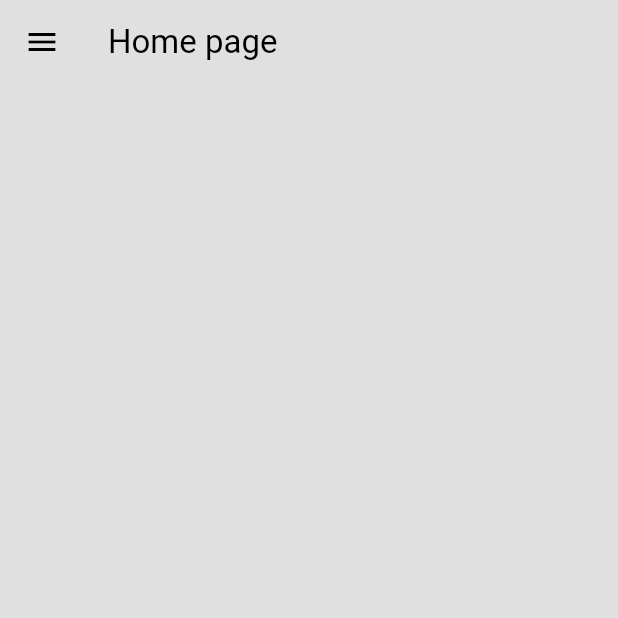
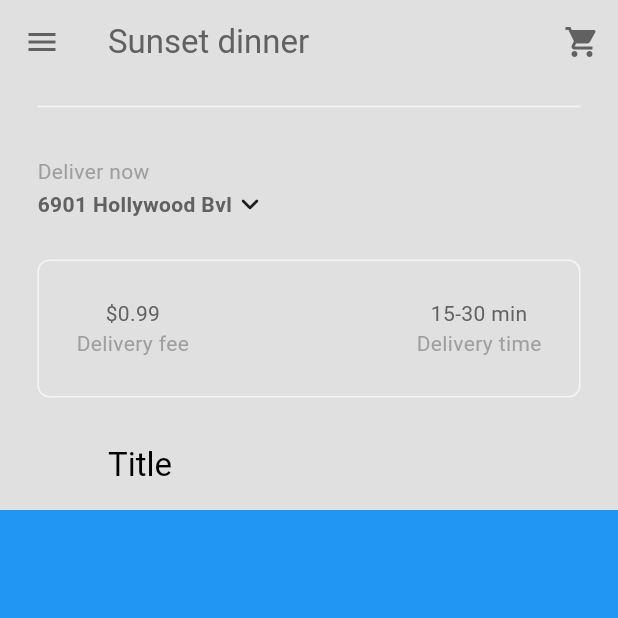
Before and after one commit to Vladimir182/Food_Delovery_app, a Flutter app: the screen it shows after launch, after a tap on "Sign in", on a phone screen of 412 x 824 dp, the top half of it. Run offline on Flutter 3.47's test engine with Material 3 defaults, Android fonts, the phone set to English and light mode, and no system bars.

Commit message:
add sliver app bar

```diff
--- /dev/null
+++ b/lib/components/my_current_location.dart
@@ -0,0 +1,64 @@
+import 'package:flutter/material.dart';
+
+class MyCurrentLocation extends StatelessWidget {
+  const MyCurrentLocation({super.key});
+
+  void openLocationSearchBox(BuildContext context) {
+    showDialog(
+      context: context,
+      builder: (context) => AlertDialog(
+        title: const Text("Your location"),
+        content: const TextField(
+          decoration: InputDecoration(hintText: "Search address..."),
+        ),
+        actions: [
+          // cancel button
+          MaterialButton(
+            onPressed: () => Navigator.pop(context),
+            child: Text("Cancel"),
+          ),
+
+          // save button
+          MaterialButton(
+            onPressed: () => Navigator.pop(context),
+            child: Text("Save"),
+          ),
+        ],
+      ),
+    );
+  }
+
+  @override
+  Widget build(BuildContext context) {
+    return Padding(
+      padding: const EdgeInsets.all(25.0),
+      child: Column(
+        crossAxisAlignment: CrossAxisAlignment.start,
+        children: [
+          Text(
+            "Deliver now",
+            style: TextStyle(color: Theme.of(context).colorScheme.primary),
+          ),
+          GestureDetector(
+            onTap: () => openLocationSearchBox(context),
+            child: Row(
+              children: [
+                // address
+                Text(
+                  "6901 Hollywood Bvl",
+                  style: TextStyle(
+                    color: Theme.of(context).colorScheme.inversePrimary,
+                    fontWeight: FontWeight.bold,
+                  ),
+                ),
+
+                // drop down menu
+                Icon(Icons.keyboard_arrow_down_rounded),
+              ],
+            ),
+          ),
+        ],
+      ),
+    );
+  }
+}
--- /dev/null
+++ b/lib/components/my_description_box.dart
@@ -0,0 +1,44 @@
+import 'package:flutter/material.dart';
+
+class MyDescriptionBox extends StatelessWidget {
+  const MyDescriptionBox({super.key});
+
+  @override
+  Widget build(BuildContext context) {
+    //textstyle
+    var myPrimaryTextStyle = TextStyle(
+      color: Theme.of(context).colorScheme.inversePrimary,
+    );
+    var mySecondaryTextStyle = TextStyle(
+      color: Theme.of(context).colorScheme.primary,
+    );
+
+    return Container(
+      padding: const EdgeInsets.all(25),
+      margin: const EdgeInsets.only(left: 25, right: 25, bottom: 25),
+      decoration: BoxDecoration(
+        border: Border.all(color: Theme.of(context).colorScheme.secondary),
+        borderRadius: BorderRadius.circular(8),
+      ),
+      child: Row(
+        mainAxisAlignment: MainAxisAlignment.spaceBetween,
+        children: [
+          // delivery fee
+          Column(
+            children: [
+              Text("\$0.99", style: myPrimaryTextStyle),
+              Text("Delivery fee", style: mySecondaryTextStyle),
+            ],
+          ),
+          // delivery time
+          Column(
+            children: [
+              Text("15-30 min", style: myPrimaryTextStyle),
+              Text("Delivery time", style: mySecondaryTextStyle),
+            ],
+          ),
+        ],
+      ),
+    );
+  }
+}
--- /dev/null
+++ b/lib/components/my_sliver_app_bar.dart
@@ -0,0 +1,32 @@
+import 'package:flutter/material.dart';
+
+class MySliverAppBar extends StatelessWidget {
+  final Widget title;
+  final Widget? child;
+
+  const MySliverAppBar({super.key, required this.title, required this.child});
+
+  @override
+  Widget build(BuildContext context) {
+    return SliverAppBar(
+      expandedHeight: 340,
+      collapsedHeight: 120,
+      floating: false,
+      pinned: true,
+      actions: [
+        IconButton(onPressed: () {}, icon: const Icon(Icons.shopping_cart)),
+      ],
+      backgroundColor: Theme.of(context).colorScheme.surface,
+      foregroundColor: Theme.of(context).colorScheme.inversePrimary,
+      title: Text('Sunset dinner'),
+      flexibleSpace: FlexibleSpaceBar(
+        background: Padding(
+          padding: const EdgeInsets.only(bottom: 50.0),
+          child: child,
+        ),
+        title: title,
+        expandedTitleScale: 1,
+      ),
+    );
+  }
+}
--- a/lib/main.dart
+++ b/lib/main.dart
@@ -3,7 +3,6 @@
 import 'package:provider/provider.dart';
 
 import 'auth/login_or_register.dart';
-import 'page/login_page.dart';
 
 void main() {
   runApp(
--- a/lib/page/home_page.dart
+++ b/lib/page/home_page.dart
@@ -1,5 +1,8 @@
 import 'package:flutter/material.dart';
+import 'package:full_food_delivery/components/my_current_location.dart';
+import 'package:full_food_delivery/components/my_description_box.dart';
 import 'package:full_food_delivery/components/my_drawer.dart';
+import 'package:full_food_delivery/components/my_sliver_app_bar.dart';
 
 class HomePage extends StatefulWidget {
   const HomePage({super.key});
@@ -12,8 +15,30 @@
   @override
   Widget build(BuildContext context) {
     return Scaffold(
-      appBar: AppBar(title: Text('Home page')),
+      // appBar: AppBar(title: Text('Home page')),
       drawer: MyDrawer(),
+      body: NestedScrollView(
+        headerSliverBuilder: (context, innerBoxIsScrolled) => [
+          MySliverAppBar(
+            title: Text('Title'),
+            child: Column(
+              mainAxisAlignment: MainAxisAlignment.end,
+              children: [
+                Divider(
+                  indent: 25,
+                  endIndent: 25,
+                  color: Theme.of(context).colorScheme.secondary,
+                ),
+                // my current location
+                const MyCurrentLocation(),
+                // description box
+                const MyDescriptionBox(),
+              ],
+            ),
+          ),
+        ],
+        body: Container(color: Colors.blue),
+      ),
     );
   }
 }
```
